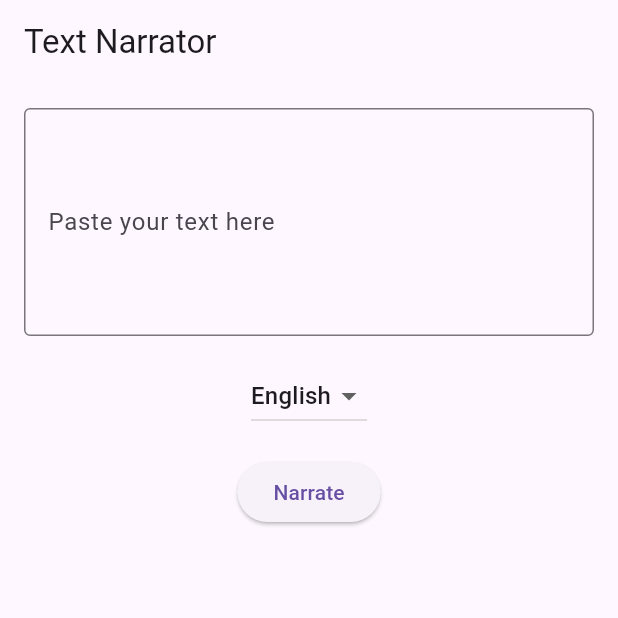
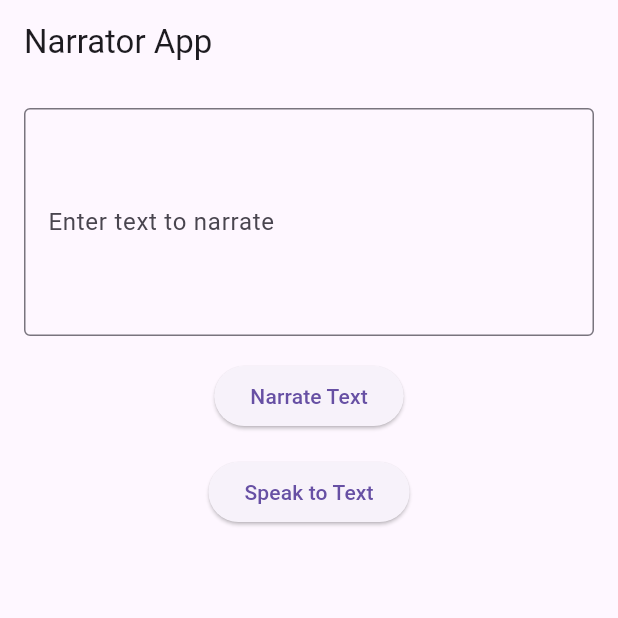
Before and after one commit to Sidhartgautam/Narrator-App, a Flutter app: the screen it shows after launch, on a phone screen of 412 x 824 dp, the top half of it. Run offline on Flutter 3.47's test engine with Material 3 defaults, Android fonts, the light colour scheme and no system bars; our stand-ins replace flutter_tts, speech_to_text.

Commit message:
updated code without django

```diff
--- a/narrator/lib/main.dart
+++ b/narrator/lib/main.dart
@@ -1,60 +1,43 @@
-import 'package:dio/dio.dart';
 import 'package:flutter/material.dart';
-import 'dart:convert';
-import 'package:http/http.dart' as http;
-import 'package:just_audio/just_audio.dart';
+import 'package:flutter_tts/flutter_tts.dart';
+import 'package:speech_to_text/speech_to_text.dart' as stt;
+import 'dart:developer';
 
-/// Entry point of the Flutter application.
 void main() {
-  runApp(const NarrateApp());
+  runApp(const NarratorApp());
 }
 
-/// The main application widget.
-class NarrateApp extends StatelessWidget {
-  /// Constructor for [NarrateApp].
-  const NarrateApp({Key? key}) : super(key: key);
+class NarratorApp extends StatelessWidget {
+  const NarratorApp({Key? key}) : super(key: key);
 
   @override
   Widget build(BuildContext context) {
     return const MaterialApp(
       debugShowCheckedModeBanner: false,
-      home: _NarrationScreen(),
+      home: NarratorScreen(),
     );
   }
 }
 
-/// A screen that allows users to input text and generate a narration.
-class _NarrationScreen extends StatefulWidget {
-  /// Constructor for [_NarrationScreen].
-  const _NarrationScreen({Key? key}) : super(key: key);
+class NarratorScreen extends StatefulWidget {
+  const NarratorScreen({Key? key}) : super(key: key);
 
   @override
-  _NarrationScreenState createState() => _NarrationScreenState();
+  NarratorScreenState createState() => NarratorScreenState();
 }
 
-class _NarrationScreenState extends State<_NarrationScreen> {
-  /// Controller for the text input field.
+class NarratorScreenState extends State<NarratorScreen> {
   final TextEditingController _textController = TextEditingController();
-
-  /// The currently selected language for narration.
-  ///
-  /// Defaults to English ('en').
-  String _selectedLanguage = 'en';
-
-  /// Indicates whether the narration is being generated.
-  bool _isLoading = false;
-
-  /// The URL of the generated audio file.
-  String? _audioUrl;
-
-  /// The audio player for playing narrations.
-  final AudioPlayer _audioPlayer = AudioPlayer();
+  final FlutterTts _flutterTts = FlutterTts();
+  final stt.SpeechToText _speechToText = stt.SpeechToText();
+  bool _isListening = false;
+  String _recognizedText = '';
 
   @override
   Widget build(BuildContext context) {
     return Scaffold(
       appBar: AppBar(
-        title: const Text('Text Narrator'),
+        title: const Text('Narrator App'),
       ),
       body: Padding(
         padding: const EdgeInsets.all(16.0),
@@ -65,33 +48,24 @@ class _NarrationScreenState extends State<_NarrationScreen> {
               maxLines: 5,
               decoration: const InputDecoration(
                 border: OutlineInputBorder(),
-                labelText: 'Paste your text here',
+                labelText: 'Enter text to narrate',
               ),
             ),
             const SizedBox(height: 16),
-            DropdownButton<String>(
-              value: _selectedLanguage,
-              onChanged: (value) {
-                setState(() {
-                  _selectedLanguage = value!;
-                });
-              },
-              items: const [
-                DropdownMenuItem(value: 'en', child: Text('English')),
-                DropdownMenuItem(value: 'ne', child: Text('Nepali')),
-              ],
+            ElevatedButton(
+              onPressed: _speakText,
+              child: const Text('Narrate Text'),
             ),
             const SizedBox(height: 16),
-            _isLoading
-                ? const CircularProgressIndicator()
-                : ElevatedButton(
-                    onPressed: _generateNarration,
-                    child: const Text('Narrate'),
+            ElevatedButton(
+              onPressed: _listenToSpeech,
+              child: Text(_isListening ? 'Stop Listening' : 'Speak to Text'),
             ),
-            if (_audioUrl != null)
-              ElevatedButton(
-                onPressed: _playAudio,
-                child: const Text('Play Narration'),
+            const SizedBox(height: 16),
+            if (_recognizedText.isNotEmpty)
+              Text(
+                'Recognized Text: $_recognizedText',
+                style: const TextStyle(fontSize: 16),
               ),
           ],
         ),
@@ -99,69 +73,50 @@ class _NarrationScreenState extends State<_NarrationScreen> {
     );
   }
 
-  /// Sends a request to generate narration for the provided text and language.
-  ///
-  /// Displays a loading indicator while processing and handles errors gracefully.
-  Future<void> _generateNarration() async {
-
-    Dio dio = Dio();
-    final text = _textController.text;
+  Future<void> _speakText() async {
+    String text = _textController.text;
     if (text.isEmpty) {
+      if (mounted) {
         ScaffoldMessenger.of(context).showSnackBar(
           const SnackBar(content: Text('Please enter some text')),
         );
+      }
       return;
     }
+    await _flutterTts.speak(text);
+  }
 
+  Future<void> _listenToSpeech() async {
+    if (_isListening) {
+      await _speechToText.stop();
+      setState(() => _isListening = false);
+    } else {
+      bool available = await _speechToText.initialize(
+        onStatus: (status) => log('Speech Status: $status'),
+        onError: (error) => log('Speech Error: $error'),
+      );
+      if (available) {
+        setState(() => _isListening = true);
+        _speechToText.listen(onResult: (result) {
           setState(() {
-      _isLoading = true;
+            _recognizedText = result.recognizedWords;
+            _textController.text = _recognizedText;
           });
-
-    try {
-      final response = await dio.post(
-       'http://127.0.0.1:8000/narrate/', // Replace with your backend URL
-       data: {
-         'text': text,
-         'language': _selectedLanguage,
-       },
-       options: Options(
-         headers: {
-           'Content-Type': 'application/json',
-         },
-       )
-      );
-      if (response.statusCode == 200) {
-        final data = jsonDecode(response.data);
-        setState(() {
-          _audioUrl = data['file_path'];
         });
       } else {
-        throw Exception('Failed to generate narration');
-      }
-    } catch (e) {
         if (mounted) {
           ScaffoldMessenger.of(context).showSnackBar(
-          SnackBar(content: Text('Error: $e')),
+            const SnackBar(content: Text('Speech recognition not available')),
           );
         }
-    } finally {
-      setState(() {
-        _isLoading = false;
-      });
       }
-  }
-
-  /// Plays the generated narration audio using the [AudioPlayer].
-  void _playAudio() async {
-    if (_audioUrl != null) {
-      await _audioPlayer.setUrl(_audioUrl!);
-      _audioPlayer.play();
     }
   }
 
   @override
   void dispose() {
-    _audioPlayer.dispose();
+    _flutterTts.stop();
+    _speechToText.stop();
     super.dispose();
   }
 }
--- a/narrator/pubspec.yaml
+++ b/narrator/pubspec.yaml
@@ -12,10 +12,11 @@ dependencies:
   flutter:
     sdk: flutter
   http: ^1.2.2  # For API calls
-  flutter_tts: ^3.6.2  # For text-to-speech
+  flutter_tts: ^3.6.3  # For text-to-speech
   just_audio: ^0.9.7  # For audio playback
   cupertino_icons: ^1.0.8  # iOS-style icons
   dio: ^4.0.6
+  speech_to_text: ^5.6.0
 
 dev_dependencies:
   flutter_test:
```
Also changed, not shown: narrator/pubspec.lock, 1 other file. Lines whose indentation alone changed are shown as unchanged.
